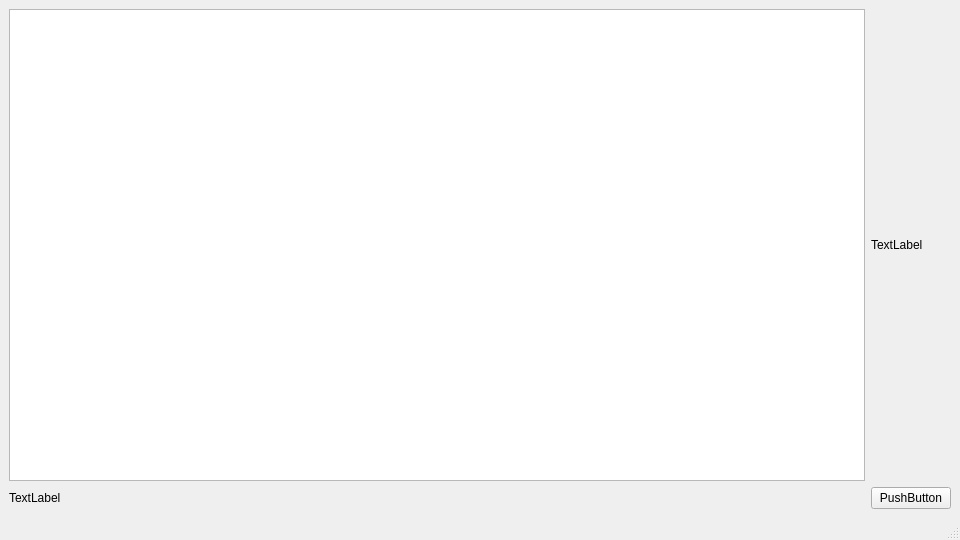
The window that mainwindow.ui (cere04/ControlloMagazzino) describes before a commit, drawn with Qt 5.
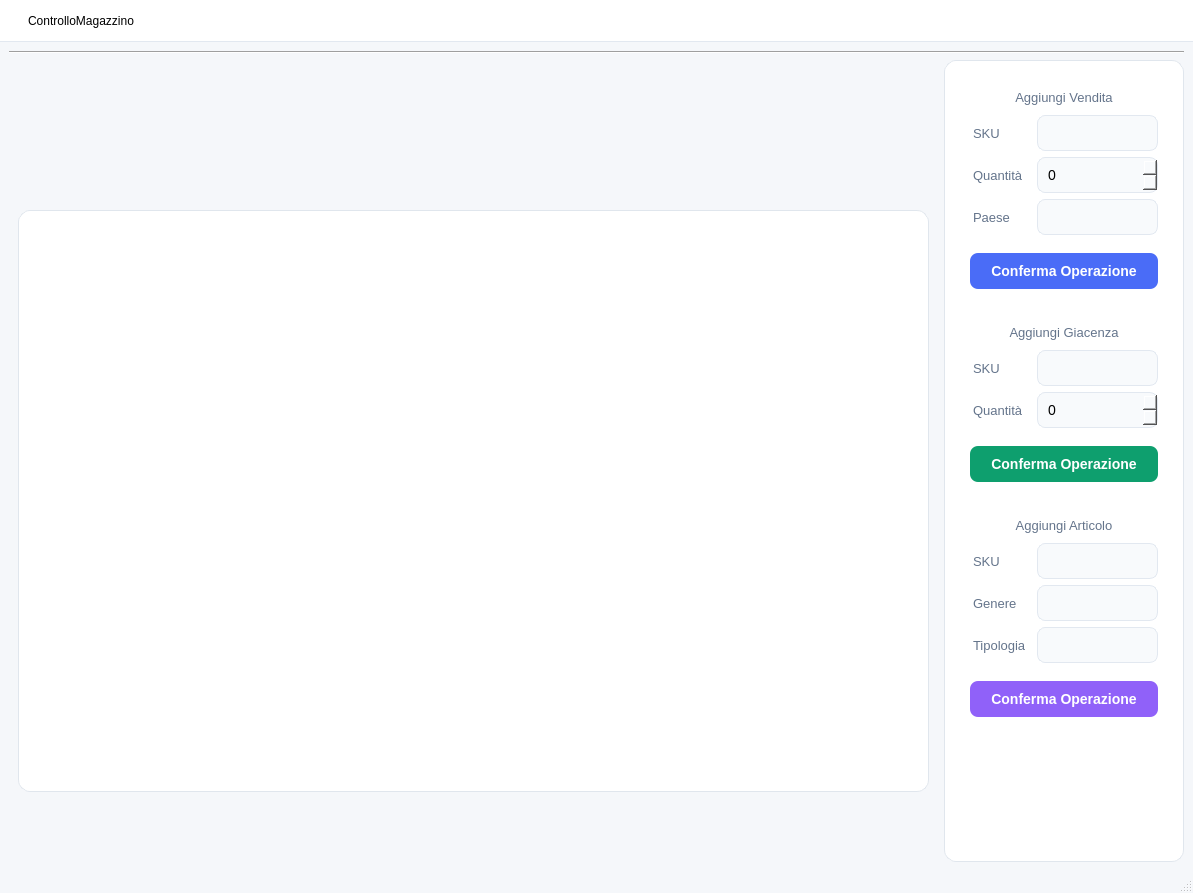
The same window after the commit.

Commit message: aggiunta adminView.py (grafic, metodi...)

Diff of the .ui file:
```diff
--- a/mainwindow.ui
+++ b/mainwindow.ui
@@ -6,42 +6,364 @@
    <rect>
     <x>0</x>
     <y>0</y>
-    <width>960</width>
-    <height>540</height>
+    <width>1193</width>
+    <height>893</height>
    </rect>
   </property>
   <property name="windowTitle">
    <string>MainWindow</string>
   </property>
+  <property name="styleSheet">
+   <string notr="true">/* Stile principale - Sfondo e tipografia */
+QMainWindow {
+    background-color: #f5f7fa;
+    font-family: 'Segoe UI', sans-serif;
+}
+
+/* Pannello laterale stile &quot;card&quot; */
+QFrame#frame {
+    background-color: #ffffff;
+    border-radius: 12px;
+    border: 1px solid #e0e6ed;
+    padding: 16px;
+    box-shadow: 0 4px 12px rgba(0,0,0,0.05);
+}
+
+/* Titoli delle sezioni */
+QLabel[text^=&quot;Aggiungi&quot;] {
+    font-size: 16px;
+    font-weight: 600;
+    color: #4a6cf7;
+    padding: 8px 0;
+    border-bottom: 2px solid #e4e9f2;
+    margin-bottom: 12px;
+}
+
+/* Etichette normali */
+QLabel {
+    font-size: 13px;
+    color: #64748b;
+    padding: 4px 0;
+}
+
+/* Campi di input */
+QLineEdit, QSpinBox {
+    background-color: #f8fafc;
+    border: 1px solid #e2e8f0;
+    border-radius: 8px;
+    padding: 8px;
+    font-size: 14px;
+    selection-background-color: #4a6cf730;
+}
+
+QLineEdit:focus, QSpinBox:focus {
+    border: 1px solid #4a6cf7;
+    box-shadow: 0 0 0 3px rgba(74, 108, 247, 0.15);
+}
+
+/* Pulsanti principali */
+QPushButton {
+    background-color: #4a6cf7;
+    color: white;
+    border: none;
+    border-radius: 8px;
+    padding: 10px 16px;
+    font-weight: 500;
+    font-size: 14px;
+    margin-top: 12px;
+    transition: all 0.2s ease;
+}
+
+QPushButton:hover {
+    background-color: #3a5af5;
+    transform: translateY(-1px);
+}
+
+QPushButton:pressed {
+    background-color: #2b4df3;
+    transform: translateY(1px);
+}
+
+/* Pulsante Vendita */
+#pushButton {
+    background-color: #4a6cf7;
+}
+
+/* Pulsante Giacenza */
+#pushButton_2 {
+    background-color: #0e9f6e;
+}
+
+/* Pulsante Articolo */
+#pushButton_3 {
+    background-color: #9061f9;
+}
+
+/* Linea separatrice */
+QFrame[orientation=&quot;1&quot;] { /* Horizontal line */
+    background-color: #e4e9f2;
+    height: 2px;
+    margin: 8px 0;
+}
+
+/* Area grafica */
+QGraphicsView {
+    background-color: white;
+    border-radius: 12px;
+    border: 1px solid #e0e6ed;
+}
+
+/* Menu Bar */
+QMenuBar {
+    background-color: white;
+    padding: 6px;
+    border-bottom: 1px solid #e2e8f0;
+}
+
+QMenuBar::item {
+    padding: 8px 16px;
+    border-radius: 6px;
+}
+
+QMenuBar::item:selected {
+    background-color: #f1f5f9;
+}
+
+/* Spaziatori trasparenti */
+QSpacerItem {
+    background-color: transparent;
+}</string>
+  </property>
   <widget class="QWidget" name="centralwidget">
    <layout class="QGridLayout" name="gridLayout">
-    <item row="2" column="0">
-     <layout class="QGridLayout" name="gridLayout_2">
-      <item row="0" column="2">
-       <widget class="QLabel" name="label">
-        <property name="text">
-         <string>TextLabel</string>
-        </property>
-       </widget>
-      </item>
-      <item row="0" column="1">
-       <widget class="QGraphicsView" name="graphicsView"/>
-      </item>
-      <item row="1" column="1">
-       <widget class="QLabel" name="label_2">
-        <property name="text">
-         <string>TextLabel</string>
-        </property>
-       </widget>
-      </item>
-      <item row="1" column="2">
-       <widget class="QPushButton" name="pushButton">
-        <property name="text">
-         <string>PushButton</string>
-        </property>
-       </widget>
-      </item>
-     </layout>
+    <item row="1" column="2" rowspan="3">
+     <widget class="QFrame" name="frame">
+      <property name="maximumSize">
+       <size>
+        <width>240</width>
+        <height>16777215</height>
+       </size>
+      </property>
+      <property name="frameShape">
+       <enum>QFrame::Shape::StyledPanel</enum>
+      </property>
+      <property name="frameShadow">
+       <enum>QFrame::Shadow::Raised</enum>
+      </property>
+      <layout class="QFormLayout" name="formLayout_2">
+       <item row="0" column="0" colspan="2">
+        <widget class="QLabel" name="label_9">
+         <property name="text">
+          <string>Aggiungi Vendita</string>
+         </property>
+         <property name="alignment">
+          <set>Qt::AlignmentFlag::AlignCenter</set>
+         </property>
+        </widget>
+       </item>
+       <item row="1" column="0">
+        <widget class="QLabel" name="label_5">
+         <property name="text">
+          <string>SKU</string>
+         </property>
+        </widget>
+       </item>
+       <item row="1" column="1">
+        <widget class="QLineEdit" name="lineEdit_5"/>
+       </item>
+       <item row="2" column="0">
+        <widget class="QLabel" name="label_6">
+         <property name="text">
+          <string>Quantità</string>
+         </property>
+        </widget>
+       </item>
+       <item row="2" column="1">
+        <widget class="QSpinBox" name="spinBox"/>
+       </item>
+       <item row="3" column="0">
+        <widget class="QLabel" name="label_7">
+         <property name="text">
+          <string>Paese</string>
+         </property>
+        </widget>
+       </item>
+       <item row="3" column="1">
+        <widget class="QLineEdit" name="lineEdit_7"/>
+       </item>
+       <item row="5" column="0" colspan="2">
+        <spacer name="horizontalSpacer">
+         <property name="orientation">
+          <enum>Qt::Orientation::Horizontal</enum>
+         </property>
+         <property name="sizeHint" stdset="0">
+          <size>
+           <width>40</width>
+           <height>20</height>
+          </size>
+         </property>
+        </spacer>
+       </item>
+       <item row="6" column="0" colspan="2">
+        <widget class="QLabel" name="label_8">
+         <property name="text">
+          <string>Aggiungi Giacenza</string>
+         </property>
+         <property name="alignment">
+          <set>Qt::AlignmentFlag::AlignCenter</set>
+         </property>
+        </widget>
+       </item>
+       <item row="7" column="0">
+        <widget class="QLabel" name="label_3">
+         <property name="text">
+          <string>SKU</string>
+         </property>
+        </widget>
+       </item>
+       <item row="7" column="1">
+        <widget class="QLineEdit" name="lineEdit_3"/>
+       </item>
+       <item row="8" column="0">
+        <widget class="QLabel" name="label_4">
+         <property name="text">
+          <string>Quantità</string>
+         </property>
+        </widget>
+       </item>
+       <item row="8" column="1">
+        <widget class="QSpinBox" name="spinBox_2"/>
+       </item>
+       <item row="9" column="0" colspan="2">
+        <widget class="QPushButton" name="pushButton_2">
+         <property name="maximumSize">
+          <size>
+           <width>16777215</width>
+           <height>16777215</height>
+          </size>
+         </property>
+         <property name="text">
+          <string>Conferma Operazione</string>
+         </property>
+         <property name="autoDefault">
+          <bool>false</bool>
+         </property>
+         <property name="default">
+          <bool>false</bool>
+         </property>
+         <property name="flat">
+          <bool>false</bool>
+         </property>
+        </widget>
+       </item>
+       <item row="10" column="0" colspan="2">
+        <spacer name="horizontalSpacer_2">
+         <property name="orientation">
+          <enum>Qt::Orientation::Horizontal</enum>
+         </property>
+         <property name="sizeHint" stdset="0">
+          <size>
+           <width>40</width>
+           <height>20</height>
+          </size>
+         </property>
+        </spacer>
+       </item>
+       <item row="11" column="0" colspan="2">
+        <widget class="QLabel" name="label_10">
+         <property name="text">
+          <string>Aggiungi Articolo</string>
+         </property>
+         <property name="alignment">
+          <set>Qt::AlignmentFlag::AlignCenter</set>
+         </property>
+        </widget>
+       </item>
+       <item row="12" column="0">
+        <widget class="QLabel" name="label_11">
+         <property name="text">
+          <string>SKU</string>
+         </property>
+        </widget>
+       </item>
+       <item row="12" column="1">
+        <widget class="QLineEdit" name="lineEdit_4"/>
+       </item>
+       <item row="13" column="0">
+        <widget class="QLabel" name="label_12">
+         <property name="text">
+          <string>Genere</string>
+         </property>
+        </widget>
+       </item>
+       <item row="13" column="1">
+        <widget class="QLineEdit" name="lineEdit_6"/>
+       </item>
+       <item row="14" column="0">
+        <widget class="QLabel" name="label_13">
+         <property name="text">
+          <string>Tipologia</string>
+         </property>
+        </widget>
+       </item>
+       <item row="14" column="1">
+        <widget class="QLineEdit" name="lineEdit_8"/>
+       </item>
+       <item row="4" column="0" colspan="2">
+        <widget class="QPushButton" name="pushButton">
+         <property name="text">
+          <string>Conferma Operazione</string>
+         </property>
+        </widget>
+       </item>
+       <item row="15" column="0" colspan="2">
+        <widget class="QPushButton" name="pushButton_3">
+         <property name="text">
+          <string>Conferma Operazione</string>
+         </property>
+        </widget>
+       </item>
+      </layout>
+     </widget>
+    </item>
+    <item row="0" column="0" colspan="3">
+     <widget class="Line" name="line">
+      <property name="orientation">
+       <enum>Qt::Orientation::Horizontal</enum>
+      </property>
+     </widget>
+    </item>
+    <item row="2" column="0" rowspan="2" colspan="2">
+     <widget class="QWidget" name="widget" native="true">
+      <property name="minimumSize">
+       <size>
+        <width>0</width>
+        <height>0</height>
+       </size>
+      </property>
+      <property name="maximumSize">
+       <size>
+        <width>16777215</width>
+        <height>600</height>
+       </size>
+      </property>
+      <layout class="QGridLayout" name="gridLayout_2">
+       <item row="0" column="0">
+        <widget class="QGraphicsView" name="graphicsView"/>
+       </item>
+      </layout>
+     </widget>
+    </item>
+    <item row="1" column="0" colspan="2">
+     <widget class="QWidget" name="top_left_widget" native="true">
+      <property name="maximumSize">
+       <size>
+        <width>16777215</width>
+        <height>75</height>
+       </size>
+      </property>
+      <layout class="QGridLayout" name="gridLayout_3"/>
+     </widget>
     </item>
    </layout>
   </widget>
@@ -50,10 +372,16 @@
     <rect>
      <x>0</x>
      <y>0</y>
-     <width>960</width>
-     <height>25</height>
+     <width>1193</width>
+     <height>45</height>
     </rect>
    </property>
+   <widget class="QMenu" name="menuControlloMagazzino">
+    <property name="title">
+     <string>ControlloMagazzino</string>
+    </property>
+   </widget>
+   <addaction name="menuControlloMagazzino"/>
   </widget>
   <widget class="QStatusBar" name="statusbar"/>
  </widget>
```
The commit also changes 4 other files.
